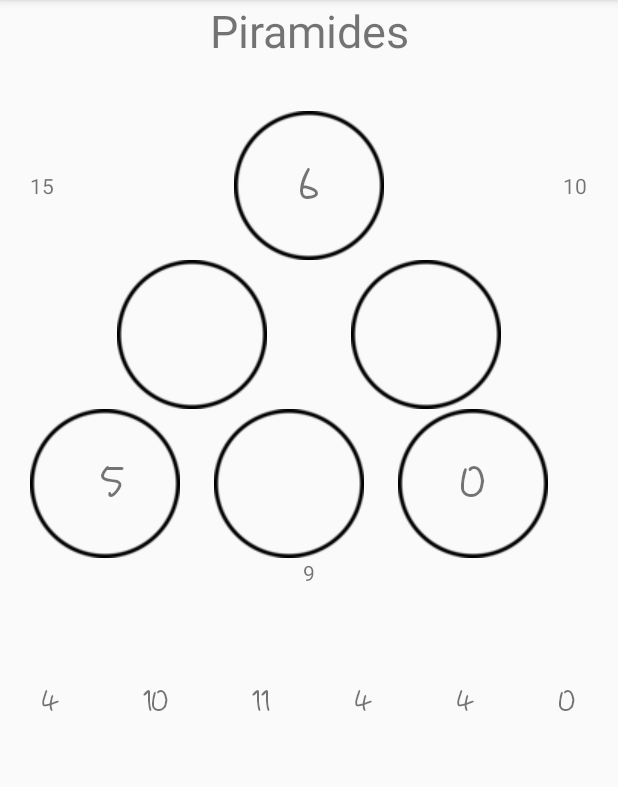
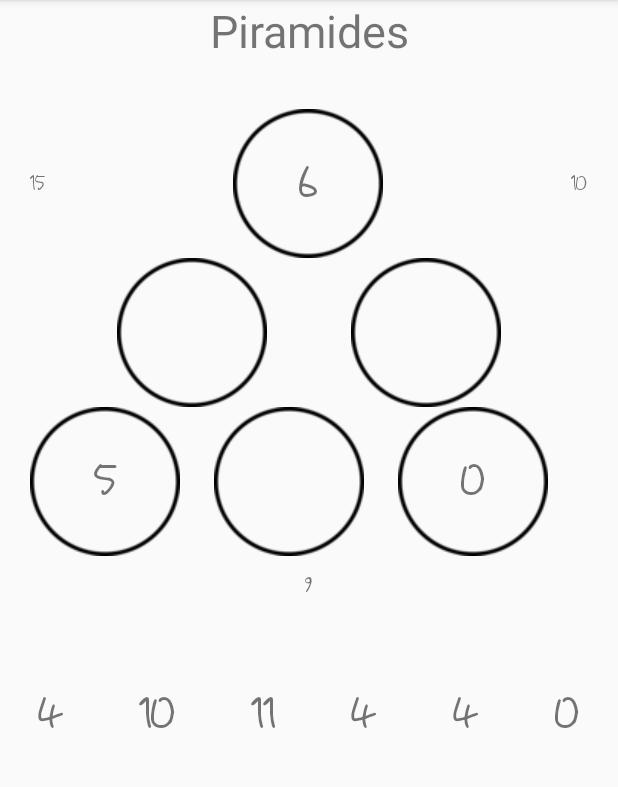
Before and after one commit to antonella-schiavoni/gameone, an Android app: the screen it shows after launch (GameActivity), on a phone screen of 412 x 824 dp, the part 84-871 px from its top. Run offline under Robolectric (Android 15) with nearby library versions, the phone set to English and light mode, and no system bars.

Commit message:
Minor fixes, and code refactor.

```diff
--- a/app/src/main/java/guessme/ppc2017/unnoba/edu/ar/gameone/GameActivity.java
+++ b/app/src/main/java/guessme/ppc2017/unnoba/edu/ar/gameone/GameActivity.java
@@ -4,18 +4,11 @@ import android.content.Intent;
 import android.os.Handler;
 import android.support.v7.app.AppCompatActivity;
 import android.os.Bundle;
-
 import java.util.ArrayList;
 import java.util.Random;
 
 public class GameActivity extends AppCompatActivity {
 
-    private int number1;
-    private int number2;
-    private int number3;
-    private int number4;
-    private int number5;
-    private int number6;
     private int numberOfHits = 0;
 
     private Sounds sounds;
@@ -30,24 +23,29 @@ public class GameActivity extends AppCompatActivity {
 
         // Creamos los sonidos del sistema (success y error) para este (this) context
         sounds = new Sounds(this);
-        //Vamos a crear los 6 numeros aleatorios entre 1 y 9
 
-        Random random = new Random();
-        pyramidNumbers = new ArrayList<Integer>();
-        pyramidNumbers.add(number1 = random.nextInt(10));
-        pyramidNumbers.add(number2 = random.nextInt(10));
-        pyramidNumbers.add(number3 = random.nextInt(10));
-        pyramidNumbers.add(number4 = random.nextInt(10));
-        pyramidNumbers.add(number5 = random.nextInt(10));
-        pyramidNumbers.add(number6 = random.nextInt(10));
+        //Llamamos a
+        ArrayList<Integer> pyramidNumbers = buildPyramidNumbers();
         mathOperation = new MathOperation(pyramidNumbers);
         renderer.render(mathOperation, pyramidNumbers, this);
 
-        // Creamos la primer respuesta
-        new Answer(this, renderer.getNumber2(), mathOperation.getNumber2(), renderer, sounds);
-        new Answer(this, renderer.getNumber4(), mathOperation.getNumber4(), renderer, sounds);
-        new Answer(this, renderer.getNumber6(), mathOperation.getNumber6(), renderer, sounds);
+        // Creamos las tres respuestas, una por cada lado de la piramide
+        new Answer(this, renderer.getNumber2(), pyramidNumbers.get(1), renderer, sounds);
 
+    }
+
+    /**
+     * Este metodo se encarga de llenar el array con los numerso necesarios para
+     * @return pyramidNumbers
+     */
+    public ArrayList<Integer> buildPyramidNumbers(){
+        //Vamos a crear los 6 numeros aleatorios entre 1 y 9
+        pyramidNumbers = new ArrayList<>();
+        Random random = new Random();
+        for(int i = 0; i <= 6 ; i++){
+            pyramidNumbers.add(random.nextInt(10));
+        }
+        return pyramidNumbers;
     }
 
     /**
@@ -62,11 +60,11 @@ public class GameActivity extends AppCompatActivity {
         switch ( numberOfHits ) {
             case 1:
                 // Dado que la primer casilla fue bien respondida, creamos la segunda
-                new Answer(this, renderer.getNumber2(), mathOperation.getNumber1(), renderer, sounds);
+                new Answer(this, renderer.getNumber4(), pyramidNumbers.get(3), renderer, sounds);
                 break;
             case 2:
                 // Dado que la segunda casilla fue bien respondida, creamos la tercera
-                new Answer(this, renderer.getNumber4(), mathOperation.getNumber3(), renderer, sounds);
+                new Answer(this, renderer.getNumber6(), pyramidNumbers.get(5), renderer, sounds);
                 break;
             case 3:
                 // Si estamos aqui, es porque ya fueron bien respondidas las 3 casillas
--- a/app/src/main/java/guessme/ppc2017/unnoba/edu/ar/gameone/MathOperation.java
+++ b/app/src/main/java/guessme/ppc2017/unnoba/edu/ar/gameone/MathOperation.java
@@ -10,36 +10,21 @@ import java.util.Random;
  */
 
 public class MathOperation {
-    // Addition constant. As it is a pyramid of sums, the only operator we have is addition.
-    private ArrayList<Integer> numbers;
+
     private int result1;
     private int result2;
     private int result3;
 
-    private int number1;
-    private int number2;
-    private int number3;
-    private int number4;
-    private int number5;
-    private int number6;
-
-
     private List options;
 
     public MathOperation(ArrayList<Integer> pyramidNumbers){
-        this.setNumber1(pyramidNumbers.get(0));
-        this.setNumber2(pyramidNumbers.get(1));
-        this.setNumber3(pyramidNumbers.get(2));
-        this.setNumber4(pyramidNumbers.get(3));
-        this.setNumber5(pyramidNumbers.get(4));
-        this.setNumber6(pyramidNumbers.get(5));
-        this.setResult1(calculateResultOfOperation(0,2,pyramidNumbers));
-        this.setResult2(calculateResultOfOperation(2,4,pyramidNumbers));
-        this.setResult3(calculateResultOfOperation(4,5,pyramidNumbers));
+        this.setResult1(calculateResultOfOperation(2,pyramidNumbers));
+        this.setResult2(calculateResultOfOperation(4,pyramidNumbers));
+        this.setResult3(calculateResultOfOperation(5,pyramidNumbers));
         this.setOptions(generateListOfOptions(pyramidNumbers));
     }
 
-    private int calculateResultOfOperation(int firstIndex,int lastIndex,ArrayList<Integer> pyramidNumbers){
+    private int calculateResultOfOperation(int lastIndex,ArrayList<Integer> pyramidNumbers){
         int result = 0;
         switch (lastIndex){
             case 2 :
@@ -74,15 +59,6 @@ public class MathOperation {
         return options;
     }
 
-
-    public ArrayList<Integer> getNumbers() {
-        return numbers;
-    }
-
-    public void setNumbers(ArrayList<Integer> numbers) {
-        this.numbers = numbers;
-    }
-
     public int getResult1() {
         return result1;
     }
@@ -107,54 +83,6 @@ public class MathOperation {
         this.result3 = result3;
     }
 
-    public int getNumber1() {
-        return number1;
-    }
-
-    public void setNumber1(int number1) {
-        this.number1 = number1;
-    }
-
-    public int getNumber2() {
-        return number2;
-    }
-
-    public void setNumber2(int number2) {
-        this.number2 = number2;
-    }
-
-    public int getNumber3() {
-        return number3;
-    }
-
-    public void setNumber3(int number3) {
-        this.number3 = number3;
-    }
-
-    public int getNumber4() {
-        return number4;
-    }
-
-    public void setNumber4(int number4) {
-        this.number4 = number4;
-    }
-
-    public int getNumber5() {
-        return number5;
-    }
-
-    public void setNumber5(int number5) {
-        this.number5 = number5;
-    }
-
-    public int getNumber6() {
-        return number6;
-    }
-
-    public void setNumber6(int number6) {
-        this.number6 = number6;
-    }
-
     public List getOptions() {
         return options;
     }
--- a/app/src/main/java/guessme/ppc2017/unnoba/edu/ar/gameone/Renderer.java
+++ b/app/src/main/java/guessme/ppc2017/unnoba/edu/ar/gameone/Renderer.java
@@ -22,7 +22,6 @@ public class Renderer {
     private TextView result1;
     private TextView result2;
     private TextView result3;
-
 
     //All the six options available.
     private TextView[] options = new TextView[6];
@@ -60,8 +59,14 @@ public class Renderer {
 
         // Setteamos la fuente custom a los operandos y el resultado
         getNumber1().setTypeface(getFont());
+        getNumber2().setTypeface(getFont());
         getNumber3().setTypeface(getFont());
+        getNumber4().setTypeface(getFont());
         getNumber5().setTypeface(getFont());
+        getNumber6().setTypeface(getFont());
+        getResult1().setTypeface(getFont());
+        getResult2().setTypeface(getFont());
+        getResult3().setTypeface(getFont());
 
         // Por cada una de las opciones (vista) tenemos que hacer lo siguiente:
         for (int i = 0; i < options.length; i++) {
@@ -160,10 +165,6 @@ public class Renderer {
         return options;
     }
 
-    public void setOptions(TextView[] options) {
-        this.options = options;
-    }
-
     public Typeface getFont() {
         return font;
     }
--- a/app/src/main/res/layout/activity_main.xml
+++ b/app/src/main/res/layout/activity_main.xml
@@ -28,7 +28,6 @@
             android:orientation="horizontal">
             <TextView
                 android:id="@+id/result1"
-                android:text="test"
                 android:layout_marginLeft="20dp"
                 android:layout_width="wrap_content"
                 android:layout_height="wrap_content" />
@@ -84,7 +83,6 @@
             android:orientation="horizontal">
             <TextView
                 android:id="@+id/result3"
-                android:text="test"
                 android:layout_marginRight="20dp"
                 android:layout_width="wrap_content"
                 android:layout_height="wrap_content" />
@@ -107,7 +105,10 @@
                 android:id="@+id/number2"
                 android:layout_width="wrap_content"
                 android:layout_height="wrap_content"
-                android:background="@drawable/smallcircle" />
+                android:background="@drawable/smallcircle"
+                android:gravity="center"
+                android:textAlignment="center"
+                android:textSize="30dp" />
         </LinearLayout>
         <LinearLayout
             android:layout_width="wrap_content"
@@ -121,7 +122,10 @@
                 android:id="@+id/number6"
                 android:layout_width="wrap_content"
                 android:layout_height="wrap_content"
-                android:background="@drawable/smallcircle" />
+                android:background="@drawable/smallcircle"
+                android:gravity="center"
+                android:textAlignment="center"
+                android:textSize="30dp" />
         </LinearLayout>
     </LinearLayout>
     <LinearLayout
@@ -140,10 +144,10 @@
                 android:id="@+id/number3"
                 android:layout_width="wrap_content"
                 android:layout_height="wrap_content"
-                android:paddingLeft="10dp"
                 android:background="@drawable/smallcircle"
                 android:gravity="center"
-                android:textSize="30dp" />
+                android:textAlignment="center"
+                android:textSize="30dp"/>
         </LinearLayout>
 
         <LinearLayout
@@ -156,7 +160,10 @@
                 android:id="@+id/number4"
                 android:layout_width="wrap_content"
                 android:layout_height="wrap_content"
-                android:background="@drawable/smallcircle" />
+                android:background="@drawable/smallcircle"
+                android:gravity="center"
+                android:textAlignment="center"
+                android:textSize="30dp"/>
         </LinearLayout>
         <LinearLayout
             android:layout_width="wrap_content"
@@ -170,6 +177,7 @@
                 android:layout_height="wrap_content"
                 android:background="@drawable/smallcircle"
                 android:gravity="center"
+                android:textAlignment="center"
                 android:textSize="30dp" />
         </LinearLayout>
     </LinearLayout>
@@ -189,6 +197,7 @@
 
             <TextView
                 android:id="@+id/result2"
+                android:paddingTop="12dp"
                 android:layout_width="wrap_content"
                 android:layout_height="match_parent" />
         </LinearLayout>
@@ -210,7 +219,7 @@
 
             <TextView
                 android:id="@+id/option0"
-                android:textSize="20dp"
+                android:textSize="30dp"
                 android:layout_width="wrap_content"
                 android:layout_height="wrap_content" />
 
@@ -224,7 +233,7 @@
             android:orientation="horizontal">
             <TextView
                 android:id="@+id/option1"
-                android:textSize="20dp"
+                android:textSize="30dp"
                 android:layout_width="wrap_content"
                 android:layout_height="wrap_content" />
         </LinearLayout>
@@ -237,7 +246,7 @@
             android:orientation="horizontal">
             <TextView
                 android:id="@+id/option2"
-                android:textSize="20dp"
+                android:textSize="30dp"
                 android:layout_width="wrap_content"
                 android:layout_height="wrap_content" />
         </LinearLayout>
@@ -250,7 +259,7 @@
             android:orientation="horizontal">
             <TextView
                 android:id="@+id/option3"
-                android:textSize="20dp"
+                android:textSize="30dp"
                 android:layout_width="wrap_content"
                 android:layout_height="wrap_content" />
         </LinearLayout>
@@ -263,7 +272,7 @@
             android:orientation="horizontal">
             <TextView
                 android:id="@+id/option4"
-                android:textSize="20dp"
+                android:textSize="30dp"
                 android:layout_width="wrap_content"
                 android:layout_height="wrap_content" />
         </LinearLayout>
@@ -277,7 +286,7 @@
 
             <TextView
                 android:id="@+id/option5"
-                android:textSize="20dp"
+                android:textSize="30dp"
                 android:layout_width="wrap_content"
                 android:layout_height="wrap_content" />
         </LinearLayout>
```
